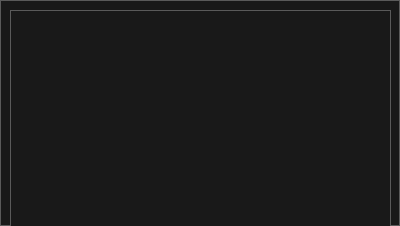
Old version of the form frontend/ui_widgets/preview.ui in the repository XmYx/ainodes.
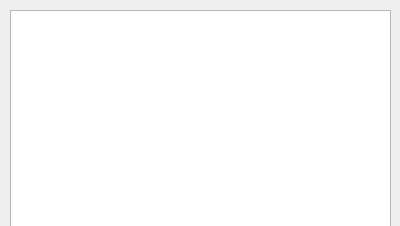
New version of the form.

Commit message: preview thumbnails, node editor v0

What changed in the file:
```diff
--- a/frontend/ui_widgets/preview.ui
+++ b/frontend/ui_widgets/preview.ui
@@ -14,287 +14,7 @@
    <string>Preview</string>
   </property>
   <property name="styleSheet">
-   <string notr="true">/*
-	Copyright 2013 Emanuel Claesson
-
-	Licensed under the Apache License, Version 2.0 (the &quot;License&quot;);
-	you may not use this file except in compliance with the License.
-	You may obtain a copy of the License at
-
-		http://www.apache.org/licenses/LICENSE-2.0
-
-	Unless required by applicable law or agreed to in writing, software
-	distributed under the License is distributed on an &quot;AS IS&quot; BASIS,
-	WITHOUT WARRANTIES OR CONDITIONS OF ANY KIND, either express or implied.
-	See the License for the specific language governing permissions and
-	limitations under the License.
-*/
-
-/*
-	COLOR_DARK     = #191919
-	COLOR_MEDIUM   = #353535
-	COLOR_MEDLIGHT = #5A5A5A
-	COLOR_LIGHT    = #DDDDDD
-	COLOR_ACCENT   = #3D7848
-*/
-
-* {
-	background: #191919;
-	color: #DDDDDD;
-	border: 1px solid #5A5A5A;
-}
-
-QWidget::item:selected {
-	background: #3D7848;
-}
-
-QCheckBox, QRadioButton {
-	border: none;
-}
-
-QRadioButton::indicator, QCheckBox::indicator {
-	width: 13px;
-	height: 13px;
-}
-
-QRadioButton::indicator::unchecked, QCheckBox::indicator::unchecked {
-	border: 1px solid #5A5A5A;
-	background: none;
-}
-
-QRadioButton::indicator:unchecked:hover, QCheckBox::indicator:unchecked:hover {
-	border: 1px solid #DDDDDD;
-}
-
-QRadioButton::indicator::checked, QCheckBox::indicator::checked {
-	border: 1px solid #5A5A5A;
-	background: #5A5A5A;
-}
-
-QRadioButton::indicator:checked:hover, QCheckBox::indicator:checked:hover {
-	border: 1px solid #DDDDDD;
-	background: #DDDDDD;
-}
-
-QGroupBox {
-	margin-top: 6px;
-}
-
-QGroupBox::title {
-	top: -7px;
-	left: 7px;
-}
-
-QScrollBar {
-	border: 1px solid #5A5A5A;
-	background: #191919;
-}
-
-QScrollBar:horizontal {
-	height: 15px;
-	margin: 0px 0px 0px 32px;
-}
-
-QScrollBar:vertical {
-	width: 15px;
-	margin: 32px 0px 0px 0px;
-}
-
-QScrollBar::handle {
-	background: #353535;
-	border: 1px solid #5A5A5A;
-}
-
-QScrollBar::handle:horizontal {
-	border-width: 0px 1px 0px 1px;
-}
-
-QScrollBar::handle:vertical {
-	border-width: 1px 0px 1px 0px;
-}
-
-QScrollBar::handle:horizontal {
-	min-width: 20px;
-}
-
-QScrollBar::handle:vertical {
-	min-height: 20px;
-}
-
-QScrollBar::add-line, QScrollBar::sub-line {
-	background:#353535;
-	border: 1px solid #5A5A5A;
-	subcontrol-origin: margin;
-}
-
-QScrollBar::add-line {
-	position: absolute;
-}
-
-QScrollBar::add-line:horizontal {
-	width: 15px;
-	subcontrol-position: left;
-	left: 15px;
-}
-
-QScrollBar::add-line:vertical {
-	height: 15px;
-	subcontrol-position: top;
-	top: 15px;
-}
-
-QScrollBar::sub-line:horizontal {
-	width: 15px;
-	subcontrol-position: top left;
-}
-
-QScrollBar::sub-line:vertical {
-	height: 15px;
-	subcontrol-position: top;
-}
-
-QScrollBar:left-arrow, QScrollBar::right-arrow, QScrollBar::up-arrow, QScrollBar::down-arrow {
-	border: 1px solid #5A5A5A;
-	width: 3px;
-	height: 3px;
-}
-
-QScrollBar::add-page, QScrollBar::sub-page {
-	background: none;
-}
-
-QAbstractButton:hover {
-	background: #353535;
-}
-
-QAbstractButton:pressed {
-	background: #5A5A5A;
-}
-
-QAbstractItemView {
-	show-decoration-selected: 1;
-	selection-background-color: #3D7848;
-	selection-color: #DDDDDD;
-	alternate-background-color: #353535;
-}
-
-QHeaderView {
-	border: 1px solid #5A5A5A;
-}
-
-QHeaderView::section {
-	background: #191919;
-	border: 1px solid #5A5A5A;
-	padding: 4px;
-}
-
-QHeaderView::section:selected, QHeaderView::section::checked {
-	background: #353535;
-}
-
-QTableView {
-	gridline-color: #5A5A5A;
-}
-
-QTabBar {
-	margin-left: 2px;
-}
-
-QTabBar::tab {
-	border-radius: 0px;
-	padding: 4px;
-	margin: 4px;
-}
-
-QTabBar::tab:selected {
-	background: #353535;
-}
-
-QComboBox::down-arrow {
-	border: 1px solid #5A5A5A;
-	background: #353535;
-}
-
-QComboBox::drop-down {
-	border: 1px solid #5A5A5A;
-	background: #353535;
-}
-
-QComboBox::down-arrow {
-	width: 3px;
-	height: 3px;
-	border: 1px solid #5A5A5A;
-}
-
-QAbstractSpinBox {
-	padding-right: 15px;
-}
-
-QAbstractSpinBox::up-button, QAbstractSpinBox::down-button {
-	border: 1px solid #5A5A5A;
-	background: #353535;
-	subcontrol-origin: border;
-}
-
-QAbstractSpinBox::up-arrow, QAbstractSpinBox::down-arrow {
-	width: 3px;
-	height: 3px;
-	border: 1px solid #5A5A5A;
-}
-
-QSlider {
-	border: none;
-}
-
-QSlider::groove:horizontal {
-	height: 5px;
-	margin: 4px 0px 4px 0px;
-}
-
-QSlider::groove:vertical {
-	width: 5px;
-	margin: 0px 4px 0px 4px;
-}
-
-QSlider::handle {
-	border: 1px solid #5A5A5A;
-	background: #353535;
-}
-
-QSlider::handle:horizontal {
-	width: 15px;
-	margin: -4px 0px -4px 0px;
-}
-
-QSlider::handle:vertical {
-	height: 15px;
-	margin: 0px -4px 0px -4px;
-}
-
-QSlider::add-page:vertical, QSlider::sub-page:horizontal {
-	background: #3D7848;
-}
-
-QSlider::sub-page:vertical, QSlider::add-page:horizontal {
-	background: #353535;
-}
-
-QLabel {
-	border: none;
-}
-
-QProgressBar {
-	text-align: center;
-}
-
-QProgressBar::chunk {
-	width: 1px;
-	background-color: #3D7848;
-}
-
-QMenu::separator {
-	background: #353535;
-}</string>
+   <string notr="true"/>
   </property>
   <widget class="QGraphicsView" name="graphicsView">
    <property name="geometry">
```
The commit also changes 40 other files.
